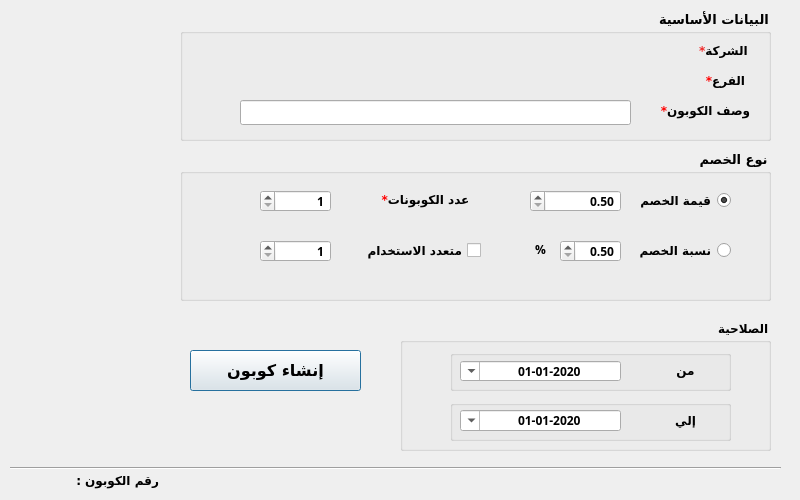
Before: the Qt Designer form presentation/coupon_ui/createCoupon.ui in shymaa123456/HyperPOS2020, drawn with Qt 5.
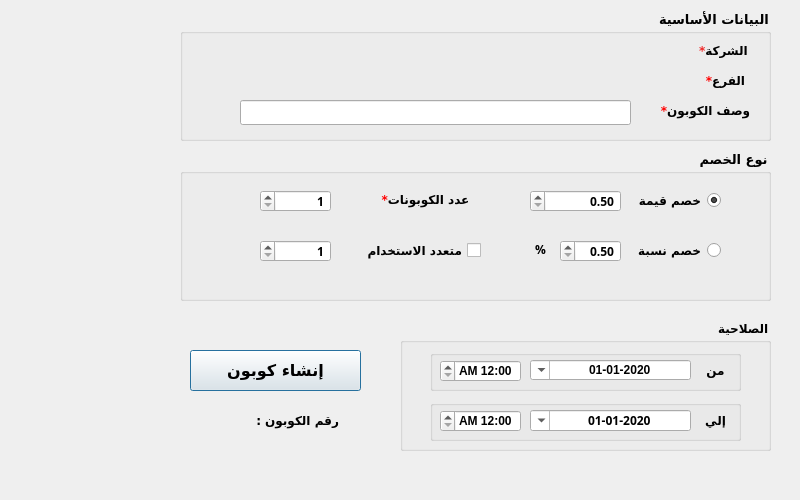
After: the same form once the commit is applied.

```diff
--- a/presentation/coupon_ui/createCoupon.ui
+++ b/presentation/coupon_ui/createCoupon.ui
@@ -172,8 +172,8 @@
   <widget class="QLabel" name="label_num">
    <property name="geometry">
     <rect>
-     <x>10</x>
-     <y>470</y>
+     <x>190</x>
+     <y>410</y>
      <width>47</width>
      <height>21</height>
     </rect>
@@ -188,8 +188,8 @@
   <widget class="QLabel" name="label_2">
    <property name="geometry">
     <rect>
-     <x>60</x>
-     <y>470</y>
+     <x>240</x>
+     <y>410</y>
      <width>111</width>
      <height>21</height>
     </rect>
@@ -235,53 +235,10 @@
    <property name="title">
     <string>الصلاحية</string>
    </property>
-   <widget class="QDateTimeEdit" name="Qdate_from">
-    <property name="geometry">
-     <rect>
-      <x>60</x>
-      <y>41</y>
-      <width>161</width>
-      <height>20</height>
-     </rect>
-    </property>
-    <property name="font">
-     <font>
-      <family>29LT Bukra Regular</family>
-      <pointsize>9</pointsize>
-      <weight>75</weight>
-      <bold>true</bold>
-     </font>
-    </property>
-    <property name="layoutDirection">
-     <enum>Qt::RightToLeft</enum>
-    </property>
-    <property name="styleSheet">
-     <string notr="true"/>
-    </property>
-    <property name="alignment">
-     <set>Qt::AlignCenter</set>
-    </property>
-    <property name="minimumDateTime">
-     <datetime>
-      <hour>0</hour>
-      <minute>0</minute>
-      <second>0</second>
-      <year>2020</year>
-      <month>1</month>
-      <day>1</day>
-     </datetime>
-    </property>
-    <property name="displayFormat">
-     <string>yyyy-MM-dd</string>
-    </property>
-    <property name="calendarPopup">
-     <bool>true</bool>
-    </property>
-   </widget>
    <widget class="QLabel" name="desc_3">
     <property name="geometry">
      <rect>
-      <x>260</x>
+      <x>290</x>
       <y>40</y>
       <width>51</width>
       <height>20</height>
@@ -311,7 +268,7 @@
    <widget class="QLabel" name="desc_4">
     <property name="geometry">
      <rect>
-      <x>260</x>
+      <x>290</x>
       <y>90</y>
       <width>51</width>
       <height>20</height>
@@ -341,7 +298,7 @@
    <widget class="QDateTimeEdit" name="Qdate_to">
     <property name="geometry">
      <rect>
-      <x>60</x>
+      <x>130</x>
       <y>90</y>
       <width>161</width>
       <height>21</height>
@@ -349,7 +306,6 @@
     </property>
     <property name="font">
      <font>
-      <family>29LT Bukra Regular</family>
       <pointsize>9</pointsize>
       <weight>75</weight>
       <bold>true</bold>
@@ -384,9 +340,9 @@
    <widget class="QGroupBox" name="groupBox_4">
     <property name="geometry">
      <rect>
-      <x>50</x>
+      <x>30</x>
       <y>30</y>
-      <width>281</width>
+      <width>311</width>
       <height>41</height>
      </rect>
     </property>
@@ -404,13 +360,68 @@
     <property name="title">
      <string/>
     </property>
+    <widget class="QDateTimeEdit" name="Qdate_from">
+     <property name="geometry">
+      <rect>
+       <x>100</x>
+       <y>10</y>
+       <width>161</width>
+       <height>20</height>
+      </rect>
+     </property>
+     <property name="font">
+      <font>
+       <pointsize>9</pointsize>
+       <weight>75</weight>
+       <bold>true</bold>
+      </font>
+     </property>
+     <property name="layoutDirection">
+      <enum>Qt::RightToLeft</enum>
+     </property>
+     <property name="styleSheet">
+      <string notr="true"/>
+     </property>
+     <property name="alignment">
+      <set>Qt::AlignCenter</set>
+     </property>
+     <property name="minimumDateTime">
+      <datetime>
+       <hour>0</hour>
+       <minute>0</minute>
+       <second>0</second>
+       <year>2020</year>
+       <month>1</month>
+       <day>1</day>
+      </datetime>
+     </property>
+     <property name="displayFormat">
+      <string>yyyy-MM-dd</string>
+     </property>
+     <property name="calendarPopup">
+      <bool>true</bool>
+     </property>
+    </widget>
+    <widget class="QTimeEdit" name="Qtime_from">
+     <property name="geometry">
+      <rect>
+       <x>10</x>
+       <y>10</y>
+       <width>81</width>
+       <height>22</height>
+      </rect>
+     </property>
+     <property name="displayFormat">
+      <string>mm:hh AP</string>
+     </property>
+    </widget>
    </widget>
    <widget class="QGroupBox" name="groupBox_5">
     <property name="geometry">
      <rect>
-      <x>50</x>
+      <x>30</x>
       <y>80</y>
-      <width>281</width>
+      <width>311</width>
       <height>41</height>
      </rect>
     </property>
@@ -428,6 +439,19 @@
     <property name="title">
      <string/>
     </property>
+    <widget class="QTimeEdit" name="Qtime_to">
+     <property name="geometry">
+      <rect>
+       <x>10</x>
+       <y>10</y>
+       <width>81</width>
+       <height>22</height>
+      </rect>
+     </property>
+     <property name="displayFormat">
+      <string>mm:hh AP</string>
+     </property>
+    </widget>
    </widget>
    <zorder>groupBox_5</zorder>
    <zorder>groupBox_4</zorder>
@@ -489,7 +513,7 @@
    <widget class="QRadioButton" name="radioButton_Percentage">
     <property name="geometry">
      <rect>
-      <x>440</x>
+      <x>430</x>
       <y>90</y>
       <width>111</width>
       <height>20</height>
@@ -510,7 +534,7 @@
      <string notr="true"/>
     </property>
     <property name="text">
-     <string>نسبة الخصم</string>
+     <string>خصم نسبة</string>
     </property>
    </widget>
    <widget class="QDoubleSpinBox" name="LE_desc_2">
@@ -546,7 +570,7 @@
    <widget class="QRadioButton" name="radioButton_Value">
     <property name="geometry">
      <rect>
-      <x>440</x>
+      <x>430</x>
       <y>40</y>
       <width>111</width>
       <height>21</height>
@@ -570,7 +594,7 @@
      <string notr="true"/>
     </property>
     <property name="text">
-     <string>قيمة الخصم</string>
+     <string>خصم قيمة</string>
     </property>
     <property name="checked">
      <bool>true</bool>
@@ -742,19 +766,6 @@
     <string>البيانات الأساسية</string>
    </property>
   </widget>
-  <widget class="Line" name="line">
-   <property name="geometry">
-    <rect>
-     <x>10</x>
-     <y>460</y>
-     <width>771</width>
-     <height>16</height>
-    </rect>
-   </property>
-   <property name="orientation">
-    <enum>Qt::Horizontal</enum>
-   </property>
-  </widget>
   <zorder>groupBox_3</zorder>
   <zorder>desc</zorder>
   <zorder>BTN_createCoupon</zorder>
```
Left out of the diff: 7 changed lines with no effect on the pictures.
